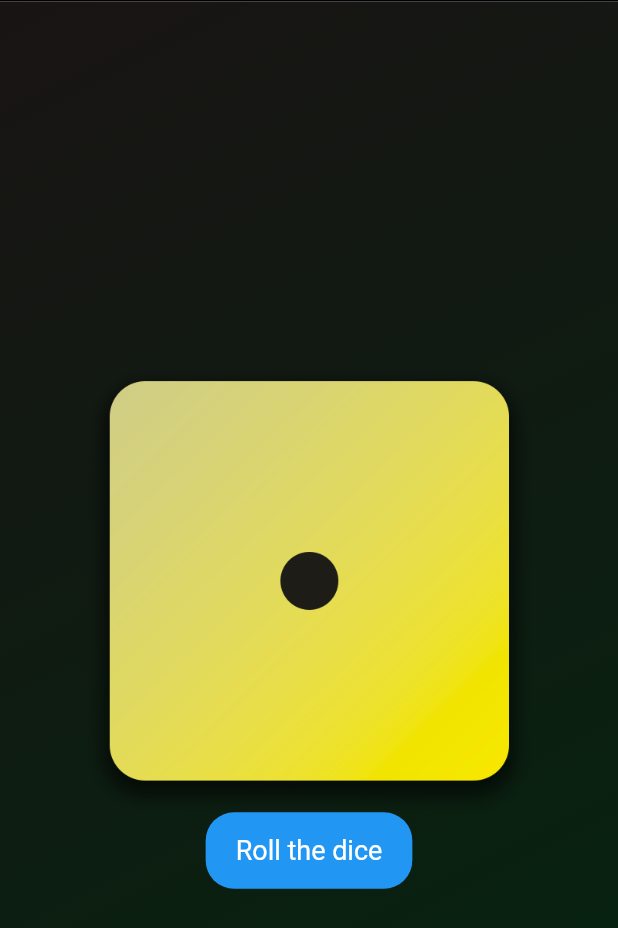
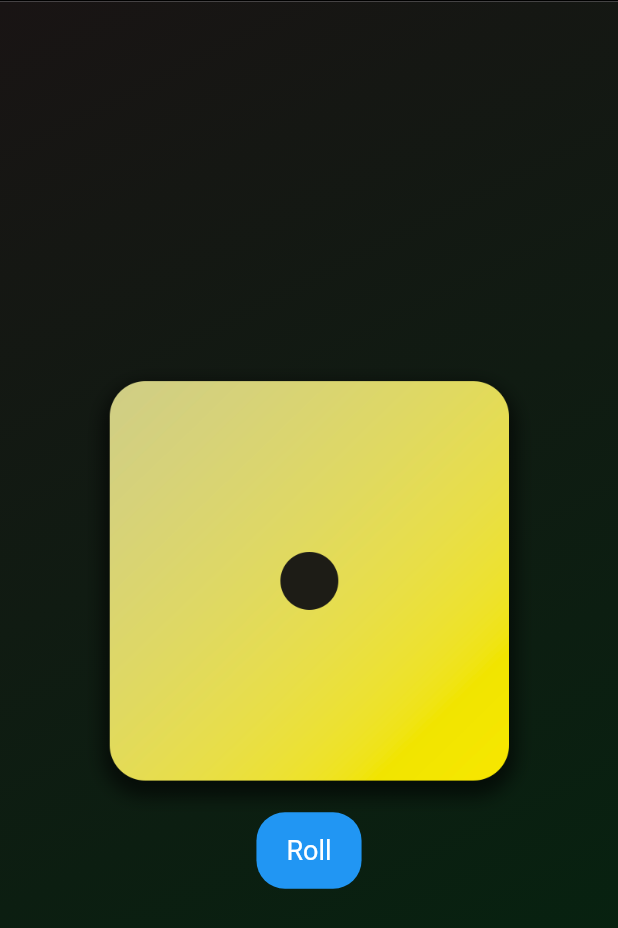
Before and after one commit to Onesso/Flutter-fundamentals, a Flutter app: the screen it shows after launch, on a phone screen of 412 x 824 dp. Shown: the top 928 px of the screen. Run offline on Flutter 3.47's test engine with Material 3 defaults, Android fonts, the phone set to English and light mode, and no system bars; our stand-ins replace logger.

Commit message:
changed a stateless widget to a statefull widget

```diff
--- a/lib/gradient_container.dart
+++ b/lib/gradient_container.dart
@@ -4,21 +4,34 @@ import 'package:roll_dice/styled_test.dart';
 Alignment topLeft = Alignment.topLeft;
 Alignment bottomRight = Alignment.bottomRight;
 
-class GradientContainer extends StatelessWidget {
+class GradientContainer extends StatefulWidget {
   const GradientContainer({
     super.key,
     required this.colors,
-  }); //this constructor is used to initialize the widget.
+  });
 
   final List<Color> colors;
+  @override
+  State<GradientContainer> createState() {
+    return _GradientContainerState();
+  }
+}
+
+class _GradientContainerState extends State<GradientContainer> {
+  var activeDice = "assests/images/dice-1.png";
+
+  void rollDiceFunction() {
+    logger.d("button clicked");
+    setState(() {
+      activeDice = "assests/images/dice-4.png"; // Correctly change the state
+    });
+  }
 
   @override
   Widget build(context) {
     final double screenWidth = MediaQuery.of(context).size.width;
 
     final double imageWidth = screenWidth * 0.75;
-
-    var activeDice = "assests/images/dice-1.png";
 
     return SafeArea(
       bottom: false,
@@ -27,7 +40,7 @@ class GradientContainer extends StatelessWidget {
           gradient: LinearGradient(
             begin: topLeft,
             end: bottomRight,
-            colors: colors,
+            colors: widget.colors,
           ),
         ),
 
@@ -40,7 +53,10 @@ class GradientContainer extends StatelessWidget {
                 activeDice,
                 width: imageWidth,
               ),
-              StyledText("Roll the dice"),
+              StyledText(
+                "Roll",
+                onPressed: rollDiceFunction,
+              ),
             ],
           ),
         ),
--- a/lib/styled_test.dart
+++ b/lib/styled_test.dart
@@ -4,21 +4,17 @@ import 'package:logger/logger.dart';
 final Logger logger = Logger();
 
 class StyledText extends StatelessWidget {
-  const StyledText(this.text, {super.key});
+  const StyledText(this.text, {super.key, required this.onPressed});
 
   final String text;
 
-  // var activeDice = "assests/images/dice-1.png";
-
-  void rollDiceFunction() {
-    logger.d("button clicked");
-  }
+  final VoidCallback onPressed;
 
   @override
   Widget build(context) {
     return Center(
       child: TextButton(
-        onPressed: rollDiceFunction,
+        onPressed: onPressed,
         style: TextButton.styleFrom(
           foregroundColor: Colors.white, // Text color
           backgroundColor: Colors.blue, // Button background color
```
